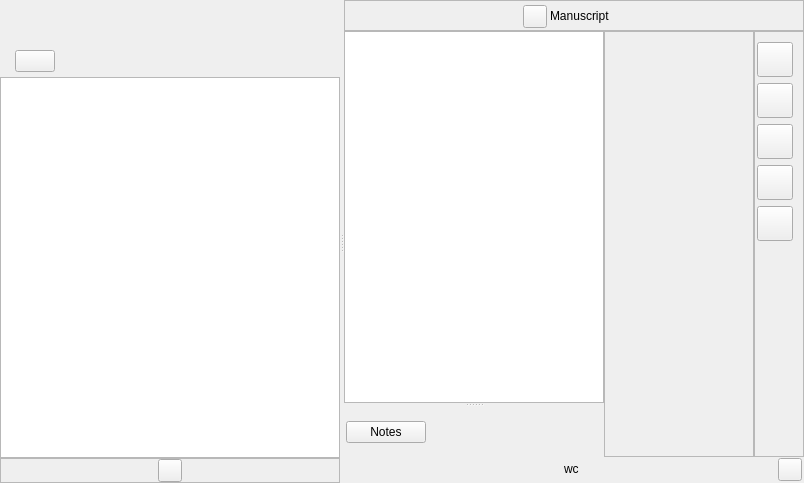
Qt form ui/manuscript_view.ui (zkovari/plotlyst) before a commit.
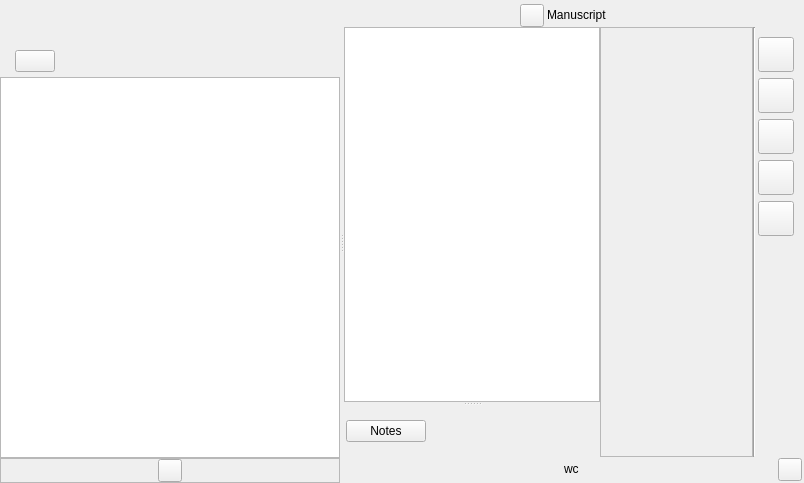
The same form after that commit. Custom widgets are drawn as their Qt base class.

Commit message: Add title to manuscript editor

```diff
--- a/ui/manuscript_view.ui
+++ b/ui/manuscript_view.ui
@@ -193,7 +193,7 @@
         <item>
          <widget class="QFrame" name="wdgTop">
           <property name="frameShape">
-           <enum>QFrame::StyledPanel</enum>
+           <enum>QFrame::NoFrame</enum>
           </property>
           <property name="frameShadow">
            <enum>QFrame::Sunken</enum>
@@ -209,10 +209,10 @@
             <number>0</number>
            </property>
            <property name="rightMargin">
-            <number>21</number>
+            <number>5</number>
            </property>
            <property name="bottomMargin">
-            <number>2</number>
+            <number>0</number>
            </property>
            <item>
             <widget class="QWidget" name="wdgTitle" native="true">
@@ -233,7 +233,7 @@
                <number>4</number>
               </property>
               <property name="rightMargin">
-               <number>2</number>
+               <number>23</number>
               </property>
               <property name="bottomMargin">
                <number>0</number>
@@ -386,7 +386,7 @@
             </property>
             <property name="maximumSize">
              <size>
-              <width>150</width>
+              <width>200</width>
               <height>16777215</height>
              </size>
             </property>
@@ -530,6 +530,13 @@
             </layout>
            </widget>
           </item>
+          <item>
+           <widget class="Line" name="line">
+            <property name="orientation">
+             <enum>Qt::Vertical</enum>
+            </property>
+           </widget>
+          </item>
           <item>
            <widget class="QFrame" name="wdgSideBar">
             <property name="sizePolicy">
@@ -539,7 +546,7 @@
              </sizepolicy>
             </property>
             <property name="frameShape">
-             <enum>QFrame::StyledPanel</enum>
+             <enum>QFrame::NoFrame</enum>
             </property>
             <property name="frameShadow">
              <enum>QFrame::Sunken</enum>
```
Left out of the diff: 4 changed lines with no effect on the pictures. The commit also changes 3 other files.
